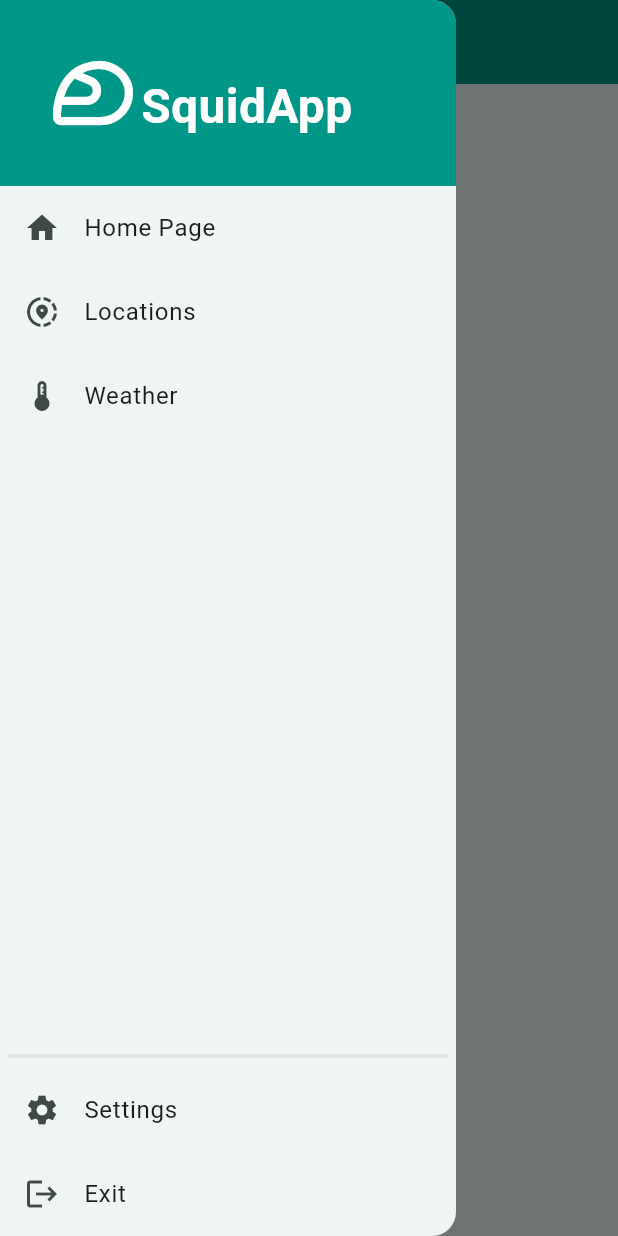
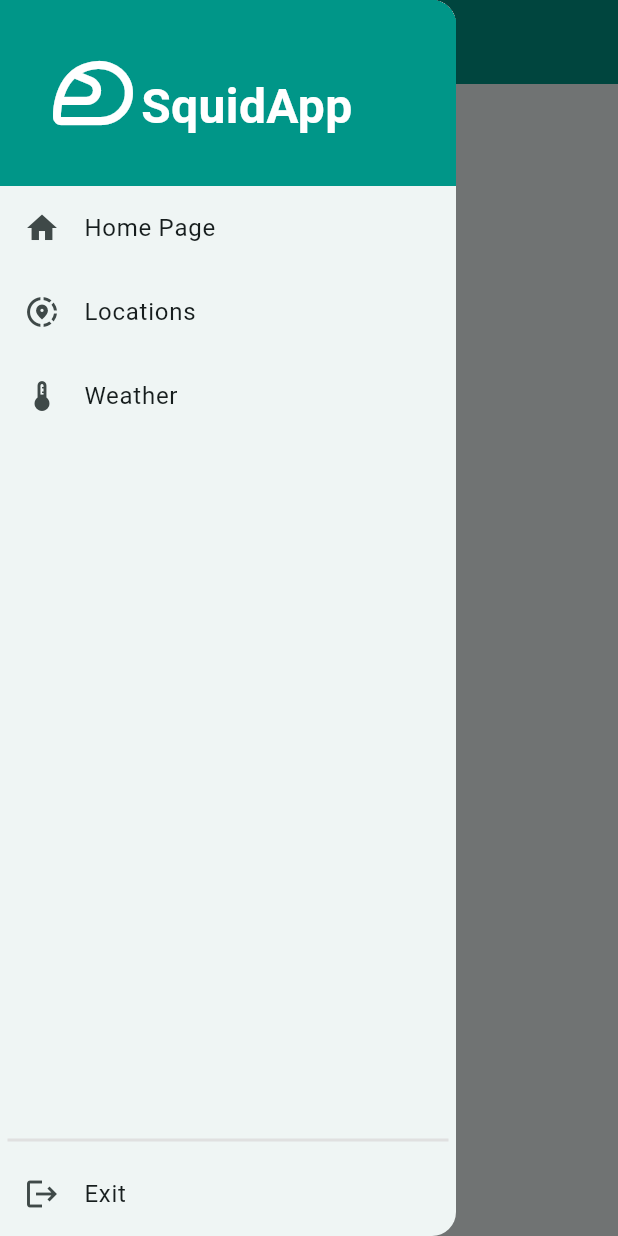
Before and after one commit to laronichill/Vanier-AppDev2-Project, a Flutter app: the LocationsPage screen opened by its route, with the side drawer open, on a phone screen of 412 x 824 dp. Run offline on Flutter 3.47's test engine with Material 2 defaults, Android fonts, the phone set to English and light mode, and no system bars; our stand-ins replace awesome_notifications, decimal, geocoding, geolocator, google_maps_flutter, permission_handler and 1 more; missing offline and left inert: android_intent_plus; accounts and stored records are empty.

Commit message:
Bug fixing

```diff
--- a/lib/main.dart
+++ b/lib/main.dart
@@ -21,6 +21,9 @@ import 'package:geocoding/geocoding.dart';
 import 'package:android_intent_plus/android_intent.dart';
 import 'package:android_intent_plus/flag.dart';
 import 'package:permission_handler/permission_handler.dart';
+import 'package:flutter/scheduler.dart';
+import './constants.dart';
+
 
 // MAIN CONFIG
 var mainAppColor = Colors.teal;
@@ -209,8 +212,8 @@ class TheSquidApp extends StatelessWidget {
         '/LocationsPage': (context) => LocationsPage(),
         '/WeatherPage': (context) => weatherApp(),
         /*'/CalendarPage': (context) => CalendarPage(),
-      '/MaintenancePage': (context) => MaintenancePage(),*/
-        '/SettingsPage': (context) => SettingsPage(),
+      '/MaintenancePage': (context) => MaintenancePage(),
+        '/SettingsPage': (context) => SettingsPage(),*/
         '/Exit': (context) => logout(),
       },
     );
@@ -647,6 +650,21 @@ class SettingsPage extends StatefulWidget {
   State<SettingsPage> createState() => _SettingsPageState();
 }
 
+bool useMaterial3 = true;
+ThemeMode themeMode = ThemeMode.system;
+
+bool get useLightMode {
+  switch (themeMode) {
+    case ThemeMode.system:
+      return SchedulerBinding.instance.window.platformBrightness ==
+          Brightness.light;
+    case ThemeMode.light:
+      return true;
+    case ThemeMode.dark:
+      return false;
+  }
+}
+
 class _SettingsPageState extends State<SettingsPage> {
   @override
   Widget build(BuildContext context) {
@@ -654,13 +672,66 @@ class _SettingsPageState extends State<SettingsPage> {
       appBar: CustomAppBar(),
       body: Center(
         child: Column(
-          children: [],
+          children: [
+            /*_ColorSeedButton(colorSelected: ColorSeed.values.first,),*/
+          ],
         ),
       ),
       drawer: NavBar(),
     );
   }
 }
+
+/*class _ColorSeedButton extends StatelessWidget {
+  const _ColorSeedButton({
+    required this.colorSelected,
+  });
+
+  final ColorSeed colorSelected;
+
+  @override
+  Widget build(BuildContext context) {
+    return PopupMenuButton(
+      icon: Icon(
+        Icons.palette_outlined,
+        color: Theme.of(context).colorScheme.onSurfaceVariant,
+      ),
+      tooltip: 'Select a seed color',
+      shape: RoundedRectangleBorder(borderRadius: BorderRadius.circular(10)),
+      itemBuilder: (context) {
+        return List.generate(ColorSeed.values.length, (index) {
+          ColorSeed currentColor = ColorSeed.values[index];
+          return PopupMenuItem(
+            value: index,
+            enabled: currentColor != colorSelected,
+            child: Wrap(
+              children: [
+                Padding(
+                  padding: const EdgeInsets.only(left: 10),
+                  child: Icon(
+                    currentColor == colorSelected
+                        ? Icons.color_lens
+                        : Icons.color_lens_outlined,
+                    color: currentColor.color,
+                  ),
+                ),
+                Padding(
+                  padding: const EdgeInsets.only(left: 20),
+                  child: Text(currentColor.label),
+                ),
+              ],
+            ),
+          );
+        });
+      },
+      onSelected: (int value){
+
+      },
+    );
+  }
+
+
+}*/
 
 class CustomAppBar extends AppBar {
   CustomAppBar()
@@ -800,13 +871,13 @@ class NavBar extends StatelessWidget {
                       child: Column(
                     children: <Widget>[
                       CustomDivider(),
-                      ListTile(
+                     /* ListTile(
                         leading: Icon(Icons.settings),
                         title: Text('Settings'),
                         onTap: () => Navigator.pushReplacementNamed(
                             context, '/SettingsPage',
                             arguments: null),
-                      ),
+                      ),*/
                       ListTile(
                         title: Text('Exit'),
                         leading: Icon(Icons.logout),
```
Also changed, not shown: lib/constants.dart (added, +17 -0 lines).
